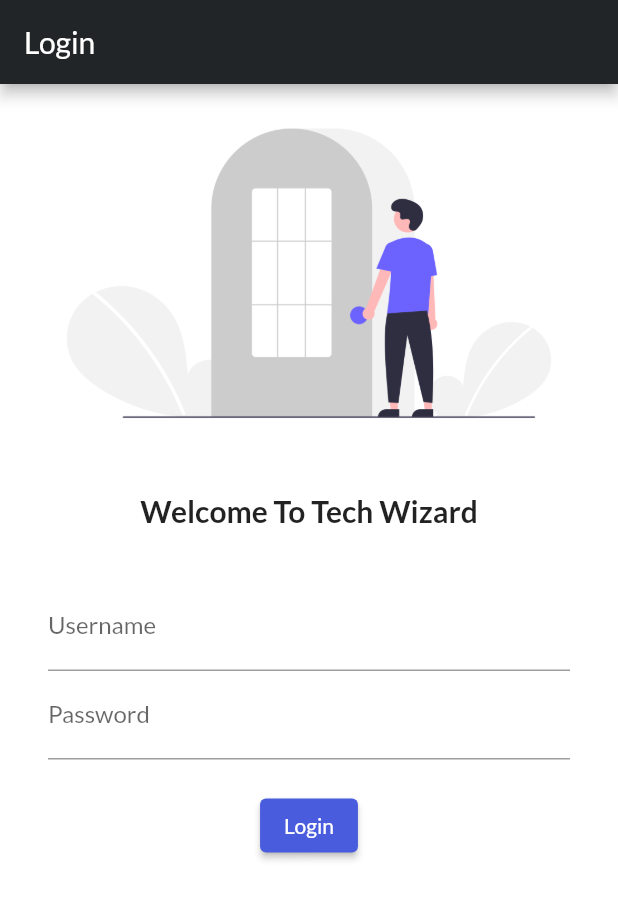
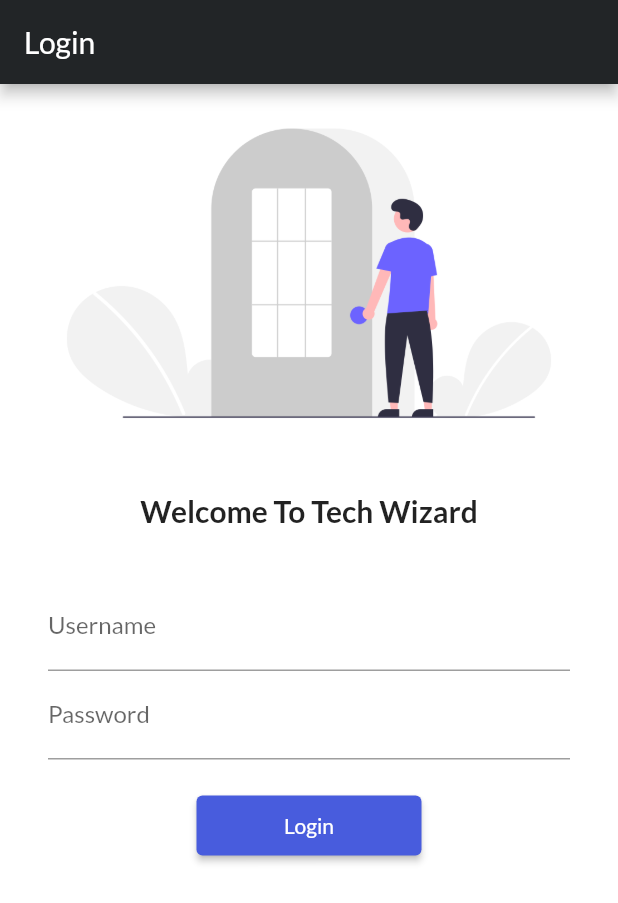
Before and after one commit to Adiz25/Tech-Wizard, a Flutter app: the screen it shows after launch, on a phone screen of 412 x 824 dp. Shown: the top 903 px of the screen. Run offline on Flutter 3.47's test engine with Material 2 defaults, Android fonts, the phone set to English and light mode, and no system bars; our stand-ins replace flutter_svg, google_fonts.

Commit message:
Day5 Completed

```diff
--- a/lib/main.dart
+++ b/lib/main.dart
@@ -1,5 +1,6 @@
 import 'package:flutter/material.dart';
 import 'package:google_fonts/google_fonts.dart';
+import 'package:wayne/utils/routes.dart';
 import 'screen/login.dart';
 import 'screen/home.dart';
 
@@ -17,8 +18,8 @@
       initialRoute: "/LoginPage",
       routes: {
         "/": (context) => LoginPage(),
-        "/home": (context) => HomePage(),
-        "/login": (context) => LoginPage(),
+        MyRoutes.homeRoute: (context) => HomePage(),
+        MyRoutes.loginRoute: (context) => LoginPage(),
       },
     );
   }
--- a/lib/screen/login.dart
+++ b/lib/screen/login.dart
@@ -1,6 +1,7 @@
 import 'package:flutter/material.dart';
 import 'package:flutter_svg/flutter_svg.dart';
 import 'package:google_fonts/google_fonts.dart';
+import 'package:wayne/utils/routes.dart';
 
 class LoginPage extends StatelessWidget {
   const LoginPage({super.key});
@@ -13,7 +14,7 @@
           title: const Text("Login"),
           backgroundColor: const Color(0xff222527),
         ),
-        body: Center(
+        body: SingleChildScrollView(
           child: Column(
             children: [
               Image.asset("assets/images/login.png"),
@@ -47,9 +48,12 @@
                     SizedBox(height: 20),
                     ElevatedButton(
                       style: ElevatedButton.styleFrom(
-                          backgroundColor: Color.fromARGB(
-                              255, 72, 92, 221)), // Background color
-                      onPressed: () {},
+                        backgroundColor: Color.fromARGB(255, 72, 92, 221),
+                        minimumSize: Size(150, 40),
+                      ), // Background color
+                      onPressed: () {
+                        Navigator.pushNamed(context, MyRoutes.homeRoute);
+                      },
                       child: Text("Login"),
                     ),
                   ],
--- /dev/null
+++ b/lib/utils/routes.dart
@@ -0,0 +1,4 @@
+class MyRoutes {
+  static String loginRoute = "/login";
+  static String homeRoute = "/home";
+}
```
Also changed, not shown: 3 other files.
